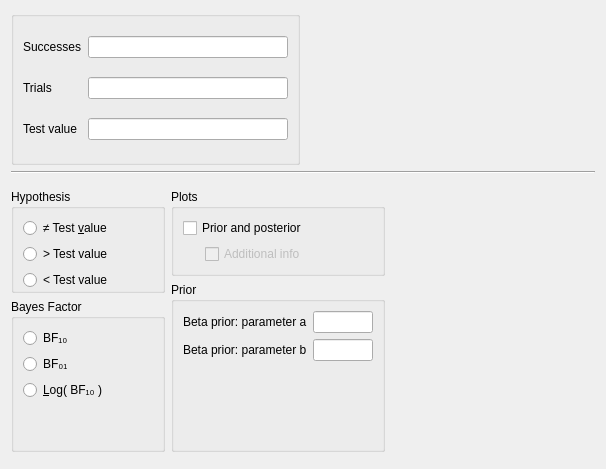
The window that JASP-Desktop/analysisforms/SummaryStatistics/binomialbayesiansummarystatisticsform.ui (jasp-stats/jasp-desktop) describes before a commit, drawn with Qt 5.
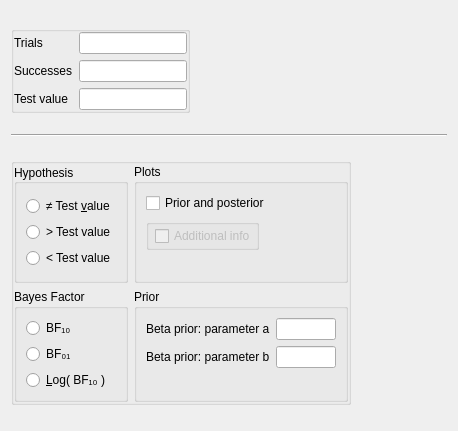
The same window after the commit. Custom widgets are drawn as their Qt base class.

Commit message: Modify Layout of binomial bayesian summary stats form

Diff of the .ui file:
```diff
--- a/JASP-Desktop/analysisforms/SummaryStatistics/binomialbayesiansummarystatisticsform.ui
+++ b/JASP-Desktop/analysisforms/SummaryStatistics/binomialbayesiansummarystatisticsform.ui
@@ -6,163 +6,132 @@
    <rect>
     <x>0</x>
     <y>0</y>
-    <width>606</width>
-    <height>469</height>
+    <width>458</width>
+    <height>431</height>
    </rect>
   </property>
-  <property name="sizePolicy">
-   <sizepolicy hsizetype="Fixed" vsizetype="Preferred">
-    <horstretch>0</horstretch>
-    <verstretch>0</verstretch>
-   </sizepolicy>
-  </property>
   <property name="windowTitle">
    <string>Form</string>
   </property>
-  <layout class="QGridLayout" name="gridLayout_2">
-   <item row="0" column="0">
+  <layout class="QVBoxLayout" name="verticalLayout_2">
+   <item>
     <widget class="GroupBox" name="groupBox">
+     <property name="sizePolicy">
+      <sizepolicy hsizetype="Fixed" vsizetype="Maximum">
+       <horstretch>0</horstretch>
+       <verstretch>0</verstretch>
+      </sizepolicy>
+     </property>
      <property name="title">
       <string/>
      </property>
-     <layout class="QGridLayout" name="gridLayout_11">
+     <layout class="QFormLayout" name="formLayout">
+      <property name="labelAlignment">
+       <set>Qt::AlignLeading|Qt::AlignLeft|Qt::AlignVCenter</set>
+      </property>
+      <property name="leftMargin">
+       <number>0</number>
+      </property>
       <property name="topMargin">
-       <number>6</number>
+       <number>0</number>
       </property>
-      <item row="0" column="4">
+      <property name="rightMargin">
+       <number>0</number>
+      </property>
+      <property name="bottomMargin">
+       <number>0</number>
+      </property>
+      <item row="0" column="0">
+       <widget class="QLabel" name="label_5">
+        <property name="text">
+         <string>Trials</string>
+        </property>
+       </widget>
+      </item>
+      <item row="0" column="1">
+       <widget class="BoundTextBox" name="trials"/>
+      </item>
+      <item row="1" column="0">
+       <widget class="QLabel" name="label_4">
+        <property name="text">
+         <string>Successes</string>
+        </property>
+       </widget>
+      </item>
+      <item row="1" column="1">
        <widget class="BoundTextBox" name="successes"/>
       </item>
-      <item row="2" column="3">
+      <item row="2" column="0">
        <widget class="QLabel" name="label">
         <property name="text">
          <string>Test value</string>
         </property>
        </widget>
       </item>
-      <item row="2" column="4">
+      <item row="2" column="1">
        <widget class="BoundTextBox" name="testValue"/>
       </item>
-      <item row="0" column="3">
-       <widget class="QLabel" name="label_4">
-        <property name="text">
-         <string>Successes</string>
-        </property>
-       </widget>
-      </item>
-      <item row="1" column="3">
-       <widget class="QLabel" name="label_5">
-        <property name="text">
-         <string>Trials</string>
-        </property>
-       </widget>
-      </item>
-      <item row="1" column="4">
-       <widget class="BoundTextBox" name="trials"/>
-      </item>
      </layout>
     </widget>
    </item>
-   <item row="2" column="0" colspan="2">
-    <widget class="QWidget" name="gridWidget" native="true">
+   <item>
+    <widget class="Line" name="line">
+     <property name="orientation">
+      <enum>Qt::Horizontal</enum>
+     </property>
+    </widget>
+   </item>
+   <item>
+    <widget class="GroupBox" name="groupBox_3">
      <property name="sizePolicy">
-      <sizepolicy hsizetype="Fixed" vsizetype="Fixed">
+      <sizepolicy hsizetype="Maximum" vsizetype="Maximum">
        <horstretch>0</horstretch>
        <verstretch>0</verstretch>
       </sizepolicy>
      </property>
+     <property name="title">
+      <string/>
+     </property>
+     <property name="alignment">
+      <set>Qt::AlignLeading|Qt::AlignLeft|Qt::AlignTop</set>
+     </property>
      <layout class="QGridLayout" name="gridLayout">
+      <property name="sizeConstraint">
+       <enum>QLayout::SetDefaultConstraint</enum>
+      </property>
       <property name="leftMargin">
        <number>0</number>
       </property>
+      <property name="topMargin">
+       <number>0</number>
+      </property>
       <property name="rightMargin">
        <number>0</number>
       </property>
       <property name="bottomMargin">
        <number>0</number>
       </property>
-      <item row="0" column="0" rowspan="2">
-       <widget class="BoundGroupBox" name="hypothesis">
-        <property name="title">
-         <string>Hypothesis</string>
-        </property>
-        <property name="flat">
-         <bool>true</bool>
-        </property>
-        <layout class="QGridLayout" name="gridLayout_9">
-         <property name="bottomMargin">
-          <number>0</number>
-         </property>
-         <item row="2" column="0">
-          <widget class="QRadioButton" name="_3oneTailedLessThan">
-           <property name="sizePolicy">
-            <sizepolicy hsizetype="Fixed" vsizetype="Fixed">
-             <horstretch>0</horstretch>
-             <verstretch>0</verstretch>
-            </sizepolicy>
-           </property>
-           <property name="text">
-            <string>&lt; Test value</string>
-           </property>
-          </widget>
-         </item>
-         <item row="1" column="1">
-          <spacer name="horizontalSpacer">
-           <property name="orientation">
-            <enum>Qt::Horizontal</enum>
-           </property>
-           <property name="sizeHint" stdset="0">
-            <size>
-             <width>40</width>
-             <height>20</height>
-            </size>
-           </property>
-          </spacer>
-         </item>
-         <item row="1" column="0">
-          <widget class="QRadioButton" name="_2oneTailedGreaterThan">
-           <property name="sizePolicy">
-            <sizepolicy hsizetype="Fixed" vsizetype="Fixed">
-             <horstretch>0</horstretch>
-             <verstretch>0</verstretch>
-            </sizepolicy>
-           </property>
-           <property name="text">
-            <string>&gt; Test value</string>
-           </property>
-          </widget>
-         </item>
-         <item row="0" column="0">
-          <widget class="QRadioButton" name="_1twoTailed">
-           <property name="sizePolicy">
-            <sizepolicy hsizetype="Fixed" vsizetype="Fixed">
-             <horstretch>0</horstretch>
-             <verstretch>0</verstretch>
-            </sizepolicy>
-           </property>
-           <property name="text">
-            <string>≠ Test &amp;value</string>
-           </property>
-          </widget>
-         </item>
-        </layout>
-       </widget>
-      </item>
-      <item row="1" column="1" rowspan="2">
+      <item row="1" column="2">
        <widget class="BoundGroupBox" name="missingValues">
+        <property name="sizePolicy">
+         <sizepolicy hsizetype="Preferred" vsizetype="Preferred">
+          <horstretch>0</horstretch>
+          <verstretch>0</verstretch>
+         </sizepolicy>
+        </property>
         <property name="title">
          <string>Prior</string>
         </property>
+        <property name="alignment">
+         <set>Qt::AlignLeading|Qt::AlignLeft|Qt::AlignTop</set>
+        </property>
         <property name="flat">
          <bool>false</bool>
         </property>
-        <layout class="QGridLayout" name="gridLayout_6">
-         <item row="1" column="0">
-          <widget class="QLabel" name="label_3">
-           <property name="text">
-            <string>&lt;html&gt;&lt;head/&gt;&lt;body&gt;&lt;p&gt;Beta prior: parameter b&lt;/p&gt;&lt;/body&gt;&lt;/html&gt;</string>
-           </property>
-          </widget>
-         </item>
+        <layout class="QFormLayout" name="formLayout_2">
+         <property name="labelAlignment">
+          <set>Qt::AlignLeading|Qt::AlignLeft|Qt::AlignVCenter</set>
+         </property>
          <item row="0" column="0">
           <widget class="QLabel" name="label_2">
            <property name="text">
@@ -180,18 +149,12 @@
            </property>
           </widget>
          </item>
-         <item row="2" column="0">
-          <spacer name="verticalSpacer_4">
-           <property name="orientation">
-            <enum>Qt::Vertical</enum>
+         <item row="1" column="0">
+          <widget class="QLabel" name="label_3">
+           <property name="text">
+            <string>&lt;html&gt;&lt;head/&gt;&lt;body&gt;&lt;p&gt;Beta prior: parameter b&lt;/p&gt;&lt;/body&gt;&lt;/html&gt;</string>
            </property>
-           <property name="sizeHint" stdset="0">
-            <size>
-             <width>20</width>
-             <height>40</height>
-            </size>
-           </property>
-          </spacer>
+          </widget>
          </item>
          <item row="1" column="1">
           <widget class="BoundTextBox" name="betaPriorParamB">
@@ -203,45 +166,41 @@
            </property>
           </widget>
          </item>
+         <item row="2" column="0">
+          <spacer name="verticalSpacer_2">
+           <property name="orientation">
+            <enum>Qt::Vertical</enum>
+           </property>
+           <property name="sizeHint" stdset="0">
+            <size>
+             <width>20</width>
+             <height>10</height>
+            </size>
+           </property>
+          </spacer>
+         </item>
         </layout>
        </widget>
       </item>
-      <item row="2" column="0">
+      <item row="1" column="0">
        <widget class="BoundGroupBox" name="bayesFactorType">
+        <property name="sizePolicy">
+         <sizepolicy hsizetype="MinimumExpanding" vsizetype="Preferred">
+          <horstretch>0</horstretch>
+          <verstretch>0</verstretch>
+         </sizepolicy>
+        </property>
         <property name="title">
          <string>Bayes Factor</string>
         </property>
+        <property name="alignment">
+         <set>Qt::AlignLeading|Qt::AlignLeft|Qt::AlignTop</set>
+        </property>
         <property name="flat">
          <bool>false</bool>
         </property>
-        <layout class="QGridLayout" name="gridLayout_13">
-         <item row="3" column="0">
-          <spacer name="verticalSpacer">
-           <property name="orientation">
-            <enum>Qt::Vertical</enum>
-           </property>
-           <property name="sizeHint" stdset="0">
-            <size>
-             <width>20</width>
-             <height>40</height>
-            </size>
-           </property>
-          </spacer>
-         </item>
-         <item row="1" column="0">
-          <widget class="QRadioButton" name="_2">
-           <property name="sizePolicy">
-            <sizepolicy hsizetype="Fixed" vsizetype="Fixed">
-             <horstretch>0</horstretch>
-             <verstretch>0</verstretch>
-            </sizepolicy>
-           </property>
-           <property name="text">
-            <string>BF₀₁</string>
-           </property>
-          </widget>
-         </item>
-         <item row="0" column="0">
+        <layout class="QVBoxLayout" name="verticalLayout_4">
+         <item>
           <widget class="QRadioButton" name="_1">
            <property name="sizePolicy">
             <sizepolicy hsizetype="Fixed" vsizetype="Fixed">
@@ -254,7 +213,20 @@
            </property>
           </widget>
          </item>
-         <item row="2" column="0">
+         <item>
+          <widget class="QRadioButton" name="_2">
+           <property name="sizePolicy">
+            <sizepolicy hsizetype="Fixed" vsizetype="Fixed">
+             <horstretch>0</horstretch>
+             <verstretch>0</verstretch>
+            </sizepolicy>
+           </property>
+           <property name="text">
+            <string>BF₀₁</string>
+           </property>
+          </widget>
+         </item>
+         <item>
           <widget class="QRadioButton" name="_3">
            <property name="sizePolicy">
             <sizepolicy hsizetype="Fixed" vsizetype="Fixed">
@@ -267,53 +239,88 @@
            </property>
           </widget>
          </item>
-         <item row="1" column="1">
-          <spacer name="horizontalSpacer_3">
-           <property name="orientation">
-            <enum>Qt::Horizontal</enum>
-           </property>
-           <property name="sizeHint" stdset="0">
-            <size>
-             <width>40</width>
-             <height>20</height>
-            </size>
-           </property>
-          </spacer>
-         </item>
         </layout>
        </widget>
       </item>
-      <item row="3" column="0">
-       <widget class="QWidget" name="widget_2" native="true">
-        <property name="maximumSize">
-         <size>
-          <width>240</width>
-          <height>16777215</height>
-         </size>
+      <item row="0" column="0">
+       <widget class="BoundGroupBox" name="hypothesis">
+        <property name="title">
+         <string>Hypothesis</string>
         </property>
-        <layout class="QGridLayout" name="gridLayout_5">
-         <property name="leftMargin">
-          <number>0</number>
-         </property>
+        <property name="alignment">
+         <set>Qt::AlignLeading|Qt::AlignLeft|Qt::AlignVCenter</set>
+        </property>
+        <property name="flat">
+         <bool>true</bool>
+        </property>
+        <layout class="QVBoxLayout" name="verticalLayout_3">
          <property name="topMargin">
-          <number>0</number>
-         </property>
-         <property name="rightMargin">
-          <number>0</number>
+          <number>12</number>
          </property>
          <property name="bottomMargin">
-          <number>0</number>
+          <number>12</number>
          </property>
+         <item>
+          <widget class="QRadioButton" name="_1twoTailed">
+           <property name="sizePolicy">
+            <sizepolicy hsizetype="Fixed" vsizetype="Fixed">
+             <horstretch>0</horstretch>
+             <verstretch>0</verstretch>
+            </sizepolicy>
+           </property>
+           <property name="text">
+            <string>≠ Test &amp;value</string>
+           </property>
+          </widget>
+         </item>
+         <item>
+          <widget class="QRadioButton" name="_2oneTailedGreaterThan">
+           <property name="sizePolicy">
+            <sizepolicy hsizetype="Fixed" vsizetype="Fixed">
+             <horstretch>0</horstretch>
+             <verstretch>0</verstretch>
+            </sizepolicy>
+           </property>
+           <property name="text">
+            <string>&gt; Test value</string>
+           </property>
+          </widget>
+         </item>
+         <item>
+          <widget class="QRadioButton" name="_3oneTailedLessThan">
+           <property name="sizePolicy">
+            <sizepolicy hsizetype="Fixed" vsizetype="Fixed">
+             <horstretch>0</horstretch>
+             <verstretch>0</verstretch>
+            </sizepolicy>
+           </property>
+           <property name="text">
+            <string>&lt; Test value</string>
+           </property>
+          </widget>
+         </item>
         </layout>
        </widget>
       </item>
-      <item row="0" column="1">
-       <widget class="GroupBox" name="plotsGroup">
+      <item row="0" column="2">
+       <widget class="BoundGroupBox" name="plotsGroup">
+        <property name="sizePolicy">
+         <sizepolicy hsizetype="Preferred" vsizetype="Preferred">
+          <horstretch>0</horstretch>
+          <verstretch>0</verstretch>
+         </sizepolicy>
+        </property>
         <property name="title">
          <string>Plots</string>
         </property>
-        <layout class="QGridLayout" name="gridLayout_4">
-         <item row="0" column="0" colspan="3">
+        <property name="alignment">
+         <set>Qt::AlignLeading|Qt::AlignLeft|Qt::AlignTop</set>
+        </property>
+        <layout class="QVBoxLayout" name="verticalLayout">
+         <property name="sizeConstraint">
+          <enum>QLayout::SetDefaultConstraint</enum>
+         </property>
+         <item>
           <widget class="BoundCheckBox" name="plotPriorAndPosterior">
            <property name="sizePolicy">
             <sizepolicy hsizetype="Fixed" vsizetype="Fixed">
@@ -326,31 +333,74 @@
            </property>
           </widget>
          </item>
-         <item row="2" column="1" colspan="3">
-          <widget class="BoundCheckBox" name="plotPriorAndPosteriorAdditionalInfo">
-           <property name="enabled">
-            <bool>false</bool>
-           </property>
+         <item>
+          <widget class="BoundGroupBox" name="groupBox_2">
            <property name="sizePolicy">
-            <sizepolicy hsizetype="Fixed" vsizetype="Fixed">
+            <sizepolicy hsizetype="Maximum" vsizetype="Preferred">
              <horstretch>0</horstretch>
              <verstretch>0</verstretch>
             </sizepolicy>
            </property>
-           <property name="text">
-            <string>Additional info</string>
+           <property name="title">
+            <string/>
            </property>
+           <layout class="QHBoxLayout" name="horizontalLayout">
+            <property name="sizeConstraint">
+             <enum>QLayout::SetDefaultConstraint</enum>
+            </property>
+            <property name="leftMargin">
+             <number>0</number>
+            </property>
+            <property name="topMargin">
+             <number>0</number>
+            </property>
+            <property name="rightMargin">
+             <number>0</number>
+            </property>
+            <property name="bottomMargin">
+             <number>0</number>
+            </property>
+            <item>
+             <widget class="QWidget" name="widget" native="true">
+              <property name="maximumSize">
+               <size>
+                <width>16</width>
+                <height>16777215</height>
+               </size>
+              </property>
+             </widget>
+            </item>
+            <item>
+             <widget class="BoundCheckBox" name="plotPriorAndPosteriorAdditionalInfo">
+              <property name="enabled">
+               <bool>false</bool>
+              </property>
+              <property name="sizePolicy">
+               <sizepolicy hsizetype="Fixed" vsizetype="Fixed">
+                <horstretch>0</horstretch>
+                <verstretch>0</verstretch>
+               </sizepolicy>
+              </property>
+              <property name="text">
+               <string>Additional info</string>
+              </property>
+             </widget>
+            </item>
+           </layout>
           </widget>
          </item>
-         <item row="2" column="0">
-          <widget class="QWidget" name="widget" native="true">
-           <property name="maximumSize">
+         <item>
+          <spacer name="verticalSpacer">
+           <property name="orientation">
+            <enum>Qt::Vertical</enum>
+           </property>
+           <property name="sizeHint" stdset="0">
             <size>
-             <width>16</width>
-             <height>16777215</height>
+             <width>20</width>
+             <height>10</height>
             </size>
            </property>
-          </widget>
+          </spacer>
          </item>
         </layout>
        </widget>
@@ -358,26 +408,6 @@
      </layout>
     </widget>
    </item>
-   <item row="0" column="1">
-    <spacer name="horizontalSpacer_2">
-     <property name="orientation">
-      <enum>Qt::Horizontal</enum>
-     </property>
-     <property name="sizeHint" stdset="0">
-      <size>
-       <width>40</width>
-       <height>20</height>
-      </size>
-     </property>
-    </spacer>
-   </item>
-   <item row="1" column="0" colspan="2">
-    <widget class="Line" name="line">
-     <property name="orientation">
-      <enum>Qt::Horizontal</enum>
-     </property>
-    </widget>
-   </item>
   </layout>
  </widget>
  <customwidgets>
```
